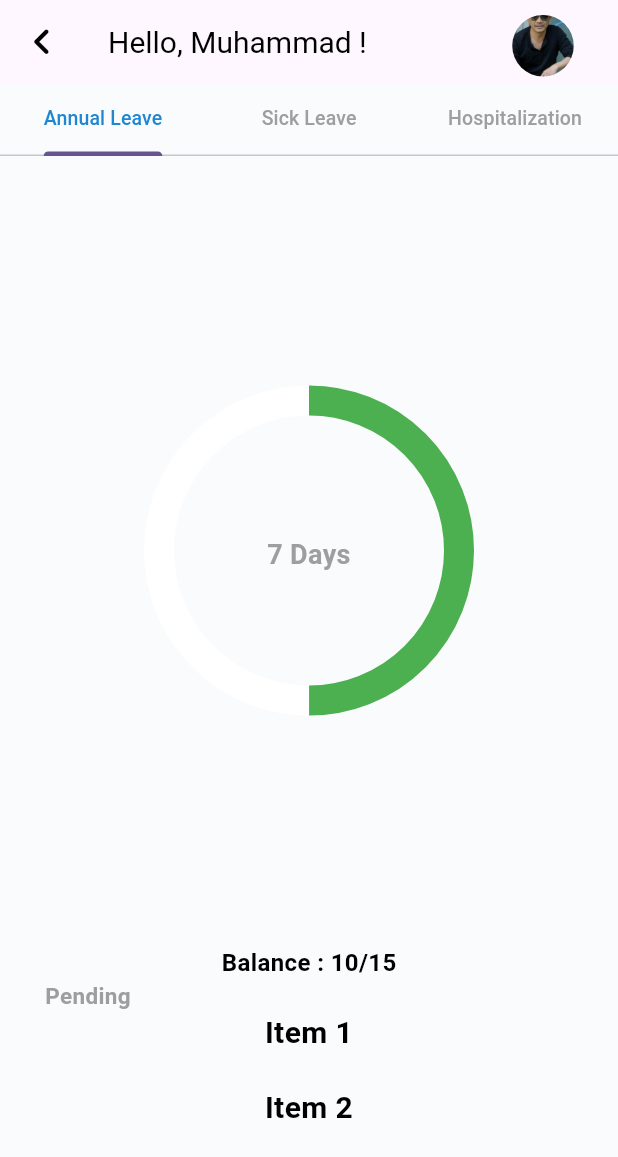
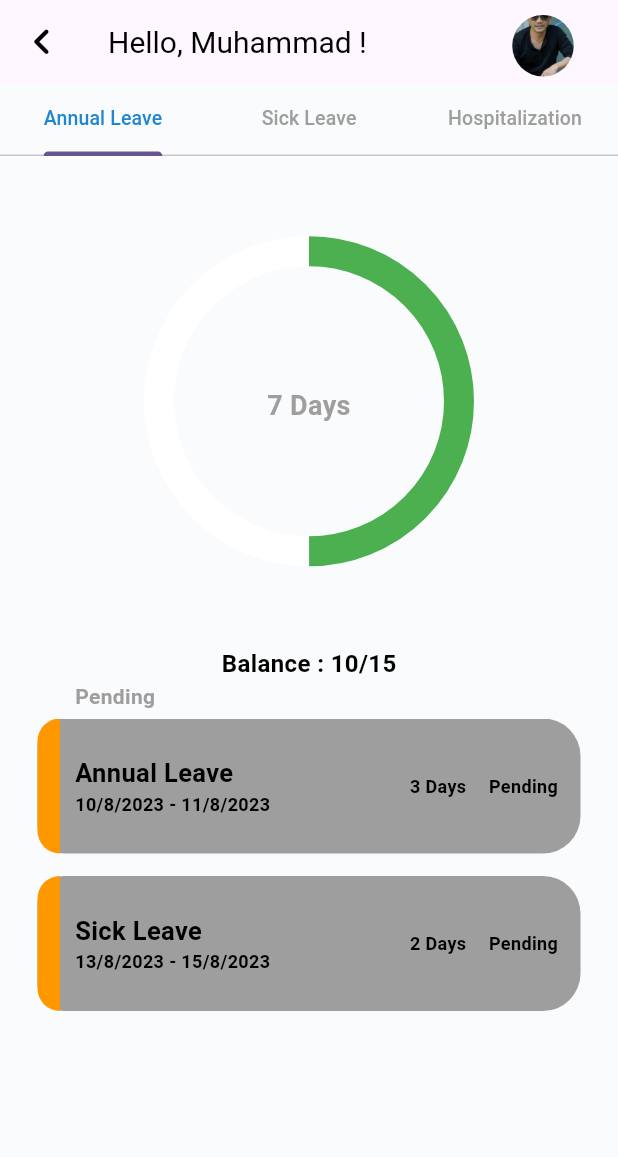
Before and after one commit to F1k99/masscode, a Flutter app: the screen it shows after launch, on a phone screen of 412 x 824 dp. Shown: the top 1157 px of the screen. Run offline on Flutter 3.47's test engine with Material 2 defaults, Android fonts, the phone set to English and light mode, and no system bars; Roboto replaces fonts that are missing (Outfit, Readex Pro).

Commit message:
pending request widget

```diff
--- a/lib/masscode.dart
+++ b/lib/masscode.dart
@@ -2,9 +2,14 @@ import 'package:flutter/material.dart';
 import 'package:masscode/widget/pending_request.dart';
 import 'package:masscode/widget/testing.dart';
 
-class MainPage extends StatelessWidget {
+class MainPage extends StatefulWidget {
   const MainPage({super.key});
 
+  @override
+  State<MainPage> createState() => _MainPageState();
+}
+
+class _MainPageState extends State<MainPage> {
   @override
   Widget build(BuildContext context) {
     return Scaffold(
@@ -301,12 +306,12 @@ class MainPage extends StatelessWidget {
                             ],
                           )),
                           Padding(
-                            padding: const EdgeInsets.fromLTRB(30, 0, 0, 0),
+                            padding: const EdgeInsets.fromLTRB(50, 0, 0, 0),
                             child: Row(
                               children: [
                                 Text("Pending",
                                     style: TextStyle(
-                                      fontSize: 15,
+                                      fontSize: 14,
                                       fontFamily: 'Readex Pro',
                                       color: Colors.grey,
                                       fontWeight: FontWeight.bold,
@@ -314,9 +319,21 @@ class MainPage extends StatelessWidget {
                               ],
                             ),
                           ),
-                          Row(
-                            children: [PendingRequest()],
-                          )
+                          Expanded(
+                            child: Padding(
+                              padding:
+                                  EdgeInsetsDirectional.fromSTEB(0, 5, 0, 0),
+                              child: Row(
+                                mainAxisSize: MainAxisSize.max,
+                                crossAxisAlignment: CrossAxisAlignment.start,
+                                children: [
+                                  Expanded(
+                                    child: PendingRequest(),
+                                  ),
+                                ],
+                              ),
+                            ),
+                          ),
                           // Row(
                           //   children: [
                           //     Expanded(
--- a/lib/widget/pending_request.dart
+++ b/lib/widget/pending_request.dart
@@ -8,15 +8,25 @@ class PendingRequest extends StatefulWidget {
 }
 
 class _PendingRequestState extends State<PendingRequest> {
-  List<String> titlesArray = [
-    "Item 1",
-    "Item 2",
+  List<String> leaveTypeArray = [
+    "Annual Leave",
+    "Sick Leave",
   ];
 
-  List<String> subtitlesArray = [
-    "Testing 1",
-    "Testing 2",
+  List<String> dateArray = [
+    "10/8/2023 - 11/8/2023",
+    "13/8/2023 - 15/8/2023",
   ];
+
+  List<String> daysArray = [
+    "3 Days",
+    "2 Days",
+  ];
+  List<String> statusArray = [
+    "Pending",
+    "Pending",
+  ];
+
   @override
   Widget build(BuildContext context) {
     return Padding(
@@ -24,55 +34,121 @@ class _PendingRequestState extends State<PendingRequest> {
       child: Row(
         children: [
           Container(
-              height: 100,
+              height: 200,
               width: MediaQuery.of(context).size.width,
               child: ListView.builder(
                 physics: NeverScrollableScrollPhysics(),
-                itemCount: titlesArray.length,
+                itemCount: leaveTypeArray.length,
                 shrinkWrap: true,
                 itemBuilder: (context, index) {
-                  return Container(
-                    height: 50,
-                    width: MediaQuery.of(context).size.width,
-                    child: Text(
-                      titlesArray[index],
-                      textAlign: TextAlign.center,
-                      style: TextStyle(
-                          color: Colors.black,
-                          fontWeight: FontWeight.bold,
-                          fontSize: 20),
+                  return Padding(
+                    padding: EdgeInsets.fromLTRB(25, 0, 25, 15),
+                    child: Container(
+                      height: 90,
+                      width: MediaQuery.of(context).size.width,
+                      decoration: BoxDecoration(
+                          borderRadius: BorderRadius.only(
+                            bottomLeft: Radius.circular(18),
+                            bottomRight: Radius.circular(25),
+                            topLeft: Radius.circular(18),
+                            topRight: Radius.circular(25),
+                          ),
+                          color: Colors.grey),
+                      child: Row(
+                        children: [
+                          Column(
+                            children: [
+                              Padding(
+                                padding: EdgeInsets.fromLTRB(0, 0, 0, 0),
+                                child: Container(
+                                  width: 15,
+                                  height: 90,
+                                  decoration: BoxDecoration(
+                                    color: Colors.orange,
+                                    borderRadius: BorderRadius.only(
+                                      bottomLeft: Radius.circular(25),
+                                      bottomRight: Radius.circular(0),
+                                      topLeft: Radius.circular(25),
+                                      topRight: Radius.circular(0),
+                                    ),
+                                  ),
+                                ),
+                              )
+                            ],
+                          ),
+                          Expanded(
+                              child: Column(
+                            mainAxisAlignment: MainAxisAlignment.center,
+                            children: [
+                              Row(
+                                children: [
+                                  Padding(
+                                    padding: EdgeInsets.fromLTRB(10, 0, 0, 0),
+                                    child: Text(
+                                      leaveTypeArray[index],
+                                      textAlign: TextAlign.start,
+                                      style: TextStyle(
+                                          fontFamily: 'Readex Pro',
+                                          color: Colors.black,
+                                          fontWeight: FontWeight.bold,
+                                          fontSize: 17),
+                                    ),
+                                  )
+                                ],
+                              ),
+                              Row(
+                                children: [
+                                  Padding(
+                                    padding: EdgeInsets.fromLTRB(10, 0, 0, 0),
+                                    child: Text(
+                                      dateArray[index],
+                                      textAlign: TextAlign.start,
+                                      style: TextStyle(
+                                          color: Colors.black,
+                                          fontWeight: FontWeight.bold,
+                                          fontSize: 12),
+                                    ),
+                                  )
+                                ],
+                              )
+                            ],
+                          )),
+                          Padding(
+                            padding: EdgeInsets.fromLTRB(0, 0, 15, 0),
+                            child: Column(
+                              mainAxisAlignment: MainAxisAlignment.center,
+                              children: [
+                                Text(
+                                  daysArray[index],
+                                  textAlign: TextAlign.start,
+                                  style: TextStyle(
+                                      color: Colors.black,
+                                      fontWeight: FontWeight.bold,
+                                      fontSize: 12),
+                                ),
+                              ],
+                            ),
+                          ),
+                          Padding(
+                            padding: EdgeInsets.fromLTRB(0, 0, 15, 0),
+                            child: Column(
+                              mainAxisAlignment: MainAxisAlignment.center,
+                              children: [
+                                Text(
+                                  statusArray[index],
+                                  textAlign: TextAlign.start,
+                                  style: TextStyle(
+                                      color: Colors.black,
+                                      fontWeight: FontWeight.bold,
+                                      fontSize: 12),
+                                ),
+                              ],
+                            ),
+                          )
+                        ],
+                      ),
                     ),
                   );
-                  // return ListTile(
-                  //   tileColor: Colors.white,
-                  //   title: Text(
-                  //     titlesArray[index],
-                  //     style: TextStyle(
-                  //       color: Colors.black,
-                  //       fontSize: 13.0,
-                  //       fontWeight: FontWeight.normal,
-                  //       fontFamily: "Sans",
-                  //     ),
-                  //   ),
-                  //   subtitle: Text(
-                  //     subtitlesArray[index],
-                  //     style: TextStyle(
-                  //       color: Colors.blueAccent,
-                  //       fontSize: 10.0,
-                  //       fontWeight: FontWeight.bold,
-                  //       fontFamily: "Sans",
-                  //     ),
-                  //   ),
-                  //   trailing: Text(
-                  //     "Testing",
-                  //     style: TextStyle(
-                  //       color: Colors.black,
-                  //       fontSize: 13.0,
-                  //       fontWeight: FontWeight.w300,
-                  //       fontFamily: "Sans",
-                  //     ),
-                  //   ),
-                  // );
                 },
               ))
         ],
```
